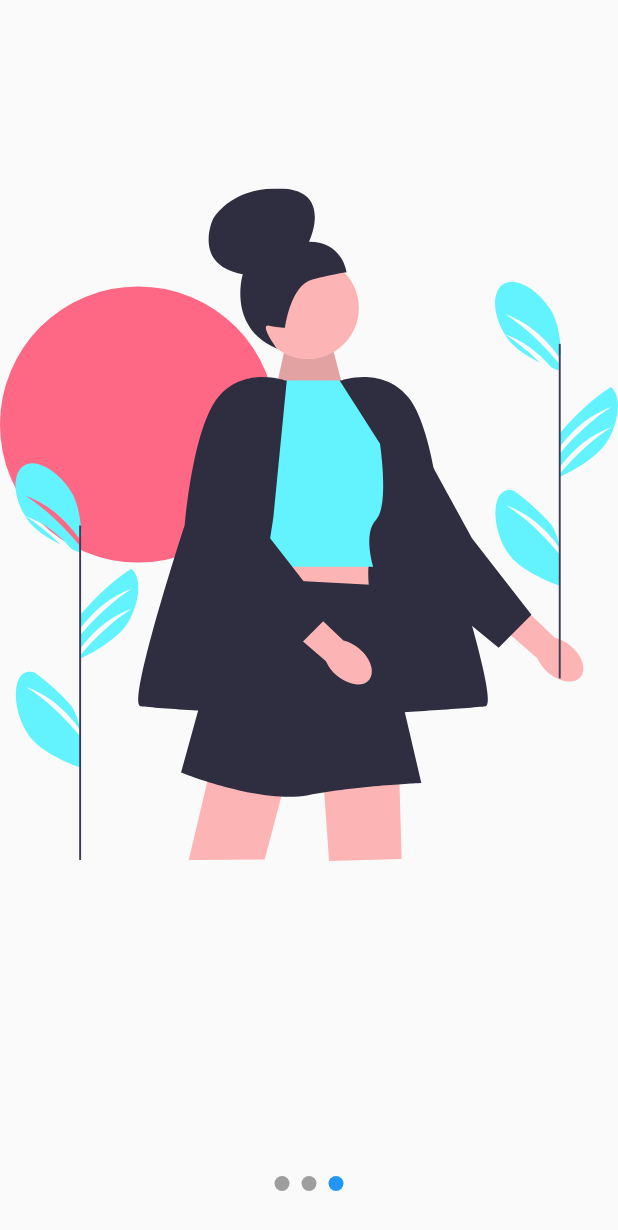
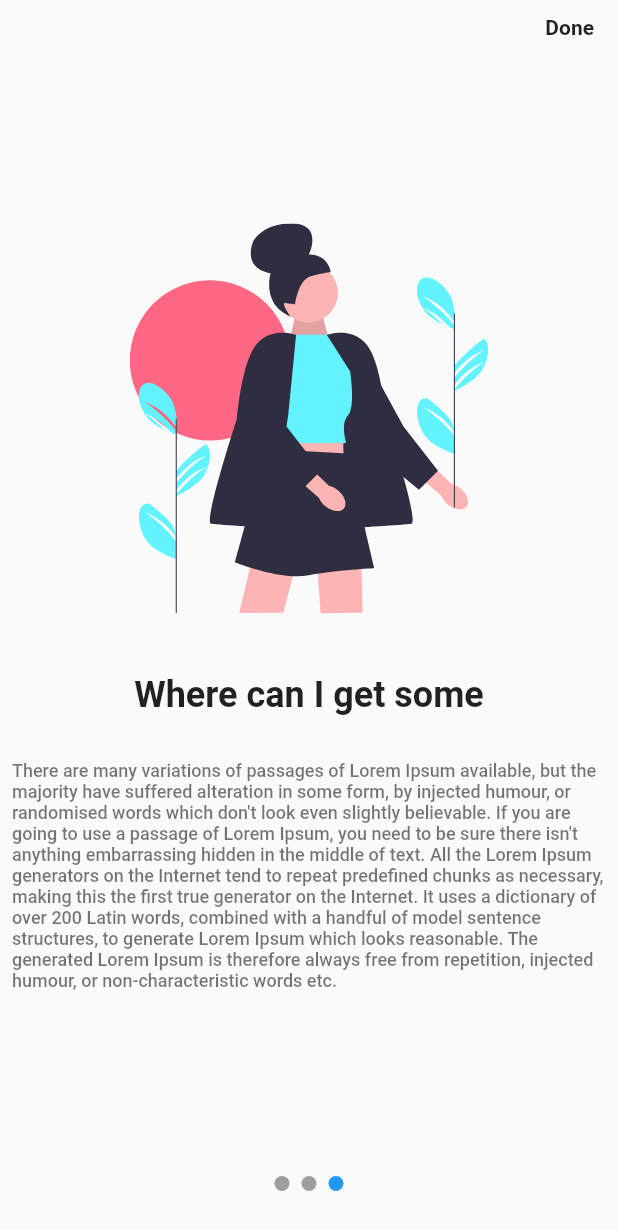
Before and after one commit to kundanm881/route_app, a Flutter app: the screen it shows after launch, swiped to page 3, on a phone screen of 412 x 824 dp. Shown: the top 1230 px of the screen. Run offline on Flutter 3.47's test engine with Material 2 defaults, Android fonts, the phone set to English and light mode, and no system bars; drawn by our look-alikes of smooth_page_indicator; our stand-ins replace flutter_svg, go_router.

Commit message:
splash screen

```diff
--- a/lib/main.dart
+++ b/lib/main.dart
@@ -2,6 +2,7 @@ import 'package:flutter/material.dart';
 import 'package:route_app/router.dart';
 
 void main() {
+  WidgetsFlutterBinding.ensureInitialized();
   runApp(const MyApp());
 }
 
--- a/lib/router.dart
+++ b/lib/router.dart
@@ -5,12 +5,22 @@ import 'package:go_router/go_router.dart';
 import 'package:route_app/ui/pages/home/home_page.dart';
 import 'package:route_app/ui/pages/splash_screen/splash_screen_page.dart';
 
+class AppPages {
+  static const String initPage = 'initPage';
+  static const String splashScreen = 'splashScreen';
+}
+
 class AppRouter {
-  static bool _isFirstTimeStart = true;
+  static final _key = GlobalKey<NavigatorState>();
+  static GlobalKey<NavigatorState> get nav => _key;
+
+  static bool isFirstTimeStart = true;
+
   static GoRouter get configretion => GoRouter(
+        navigatorKey: _key,
         initialLocation: '/',
         redirect: (context, state) {
-          if (_isFirstTimeStart == true) {
+          if (isFirstTimeStart == true) {
             return '/splashScreen';
           }
           return null;
@@ -18,6 +28,7 @@ class AppRouter {
         routes: [
           GoRoute(
             path: '/',
+            name: AppPages.initPage,
             pageBuilder: (context, state) => MaterialPage(
               key: state.pageKey,
               child: HomePage(),
@@ -25,6 +36,7 @@ class AppRouter {
           ),
           GoRoute(
             path: '/splashScreen',
+            name: AppPages.splashScreen,
             pageBuilder: (context, state) => MaterialPage(
               key: state.pageKey,
               child: SplashScreenPage(),
--- /dev/null
+++ b/lib/ui/pages/splash_screen/model/splash_model.dart
@@ -0,0 +1,7 @@
+class SplashModel {
+  String? svgIcon;
+  String? title;
+  String? about;
+
+  SplashModel({this.title, this.svgIcon, this.about});
+}
--- /dev/null
+++ b/lib/ui/pages/splash_screen/splash_pages/skip_btn.dart
@@ -0,0 +1,49 @@
+// ignore_for_file: prefer_const_constructors
+
+import 'package:flutter/material.dart';
+import 'package:go_router/go_router.dart';
+import 'package:route_app/router.dart';
+
+import '../model/splash_model.dart';
+
+class SkipBtn extends StatelessWidget {
+  const SkipBtn({
+    super.key,
+    required this.pageController,
+    required this.pages,
+  });
+
+  final PageController pageController;
+  final List<SplashModel> pages;
+
+  @override
+  Widget build(BuildContext context) {
+    return AnimatedBuilder(
+        animation: pageController,
+        builder: (context, child) {
+          return GestureDetector(
+            onTap: () {
+              if (pageController.hasClients == false ||
+                  pageController.page!.round() != pages.length - 1) {
+                pageController.animateToPage(pages.length - 1,
+                    duration: Duration(milliseconds: 300),
+                    curve: Curves.easeIn);
+              } else {
+                AppRouter.isFirstTimeStart = false;
+                AppRouter.nav.currentContext!.goNamed(AppPages.initPage);
+              }
+            },
+            child: Text(
+              (pageController.hasClients == false ||
+                      pageController.page!.round() != pages.length - 1)
+                  ? "Skip"
+                  : "Done",
+              style: TextStyle(
+                fontSize: 14,
+                fontWeight: FontWeight.bold,
+              ),
+            ),
+          );
+        });
+  }
+}
--- a/lib/ui/pages/splash_screen/splash_pages/splash_page.dart
+++ b/lib/ui/pages/splash_screen/splash_pages/splash_page.dart
@@ -1,14 +1,56 @@
+// ignore_for_file: prefer_const_constructors
+
 import 'package:flutter/material.dart';
 import 'package:flutter_svg/flutter_svg.dart';
 
 class SplashPage extends StatelessWidget {
-  const SplashPage({super.key, required this.svgPic});
+  const SplashPage({
+    super.key,
+    required this.svgPic,
+    required this.title,
+    required this.description,
+  });
+
   final String svgPic;
+  final String title;
+  final String description;
 
   @override
   Widget build(BuildContext context) {
     return Column(
-      children: [Container(), SvgPicture.asset(svgPic)],
+      mainAxisSize: MainAxisSize.max,
+      mainAxisAlignment: MainAxisAlignment.center,
+      children: [
+        SvgPicture.asset(
+          svgPic,
+          height: 260,
+          // width: 260,
+        ),
+        SizedBox(height: 40),
+        Padding(
+          padding: const EdgeInsets.symmetric(horizontal: 8.0),
+          child: Column(
+            children: [
+              Text(
+                title,
+                style: TextStyle(
+                  fontSize: 24,
+                  fontWeight: FontWeight.bold,
+                ),
+              ),
+              SizedBox(height: 30),
+              Text(
+                description,
+                style: TextStyle(
+                  fontSize: 12,
+                  color: Colors.black54,
+                  fontWeight: FontWeight.w500,
+                ),
+              ),
+            ],
+          ),
+        )
+      ],
     );
   }
 }
--- a/lib/ui/pages/splash_screen/splash_screen_page.dart
+++ b/lib/ui/pages/splash_screen/splash_screen_page.dart
@@ -4,6 +4,9 @@ import 'package:flutter/material.dart';
 import 'package:route_app/res/res.dart';
 import 'package:route_app/ui/pages/splash_screen/splash_pages/splash_page.dart';
 import 'package:smooth_page_indicator/smooth_page_indicator.dart';
+
+import 'model/splash_model.dart';
+import 'splash_pages/skip_btn.dart';
 
 class SplashScreenPage extends StatefulWidget {
   const SplashScreenPage({super.key});
@@ -18,9 +21,21 @@ class _SplashScreenPageState extends State<SplashScreenPage> {
   );
 
   List<SplashModel> pages = [
-    SplashModel(svgIcon: AppIcons.flyingDrown, about: "dsds", title: "dsafdf"),
-    SplashModel(svgIcon: AppIcons.traveling, about: "dsds", title: "dsafdf"),
-    SplashModel(svgIcon: AppIcons.woman, about: "dsds", title: "dsafdf"),
+    SplashModel(
+        svgIcon: AppIcons.flyingDrown,
+        about:
+            "Lorem Ipsum is simply dummy text of the printing and typesetting industry. Lorem Ipsum has been the industry's standard dummy text ever since the 1500s, when an unknown printer took a galley of type and scrambled it to make a type specimen book. It has survived not only five centuries, but also the leap into electronic typesetting, remaining essentially unchanged. It was popularised in the 1960s with the release of Letraset sheets containing Lorem Ipsum passages, and more recently with desktop publishing software like Aldus PageMaker including versions of Lorem Ipsum.",
+        title: "What is Lorem Ipsum"),
+    SplashModel(
+        svgIcon: AppIcons.traveling,
+        about:
+            "t is a long established fact that a reader will be distracted by the readable content of a page when looking at its layout. The point of using Lorem Ipsum is that it has a more-or-less normal distribution of letters, as opposed to using 'Content here, content here', making it look like readable English. Many desktop publishing packages and web page editors now use Lorem Ipsum as their default model text, and a search for 'lorem ipsum' will uncover many web sites still in their infancy. Various versions have evolved over the years, sometimes by accident, sometimes on purpose (injected humour and the like).",
+        title: "Why do we use it"),
+    SplashModel(
+        svgIcon: AppIcons.woman,
+        about:
+            "There are many variations of passages of Lorem Ipsum available, but the majority have suffered alteration in some form, by injected humour, or randomised words which don't look even slightly believable. If you are going to use a passage of Lorem Ipsum, you need to be sure there isn't anything embarrassing hidden in the middle of text. All the Lorem Ipsum generators on the Internet tend to repeat predefined chunks as necessary, making this the first true generator on the Internet. It uses a dictionary of over 200 Latin words, combined with a handful of model sentence structures, to generate Lorem Ipsum which looks reasonable. The generated Lorem Ipsum is therefore always free from repetition, injected humour, or non-characteristic words etc.",
+        title: "Where can I get some"),
   ];
   @override
   void dispose() {
@@ -31,8 +46,16 @@ class _SplashScreenPageState extends State<SplashScreenPage> {
   @override
   Widget build(BuildContext context) {
     return Scaffold(
-      body: Column(
+      body: SafeArea(
+        child: Column(
           children: [
+            Align(
+              alignment: Alignment.topRight,
+              child: Padding(
+                padding: const EdgeInsets.only(top: 10, right: 16),
+                child: SkipBtn(pageController: pageController, pages: pages),
+              ),
+            ),
             Expanded(
               child: PageView.builder(
                 itemCount: pages.length,
@@ -40,6 +63,8 @@ class _SplashScreenPageState extends State<SplashScreenPage> {
                 itemBuilder: (context, index) {
                   return SplashPage(
                     svgPic: pages[index].svgIcon!,
+                    title: pages[index].title!,
+                    description: pages[index].about!,
                   );
                 },
               ),
@@ -58,14 +83,7 @@ class _SplashScreenPageState extends State<SplashScreenPage> {
             SizedBox(height: 30),
           ],
         ),
+      ),
     );
   }
 }
-
-class SplashModel {
-  String? svgIcon;
-  String? title;
-  String? about;
-
-  SplashModel({this.title, this.svgIcon, this.about});
-}
```
Lines whose indentation alone changed are shown as unchanged.
